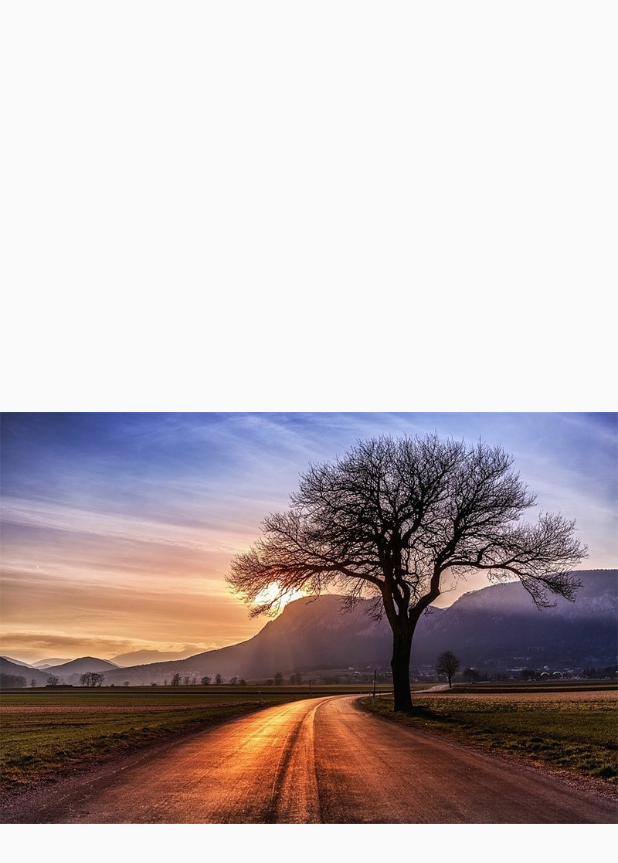
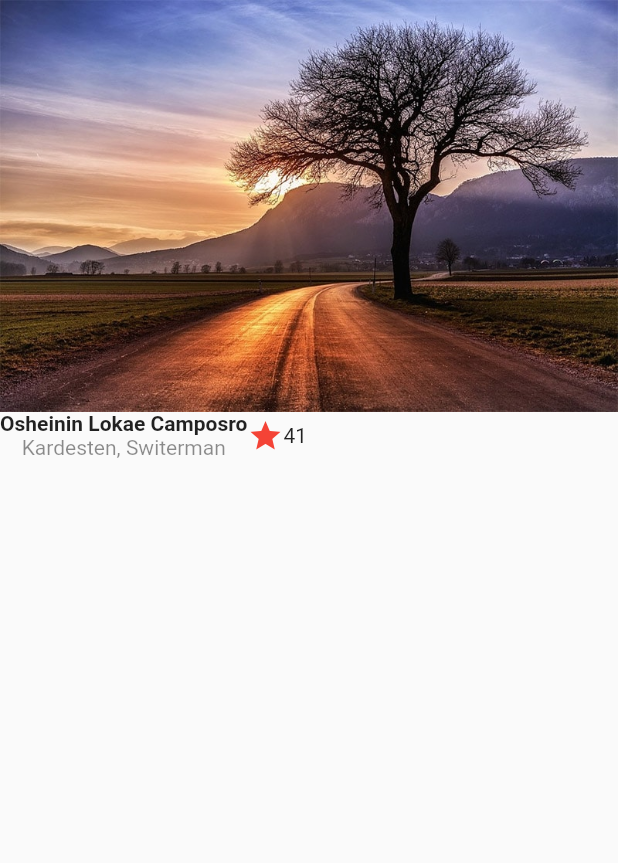
Before and after one commit to Viqui-Alaro/Flutter_disenos, a Flutter app: the screen it shows after launch, on a phone screen of 412 x 824 dp. Shown: the top 863 px of the screen. Run offline on Flutter 3.47's test engine with Material 2 defaults, Android fonts, the phone set to English and light mode, and no system bars.

Commit message:
creacion de imagnes y asi como tambien se dio inicio al armado del titulo

```diff
--- a/lib/screens/basic_design.dart
+++ b/lib/screens/basic_design.dart
@@ -6,9 +6,38 @@ class BasicDesignScreen extends StatelessWidget {
   @override
   Widget build(BuildContext context) {
     return Scaffold(
-      body: Center(
-        child: Image(image: AssetImage('assets/landscape.jpg'))
-     ),
+
+      body: Column(
+        children: [
+          Image(image: AssetImage('assets/landscape.jpg')),
+
+          //Titulo
+          Title()
+        ],
+      ),
    );
   }
 }
+
+class Title extends StatelessWidget {
+  const Title({
+    Key? key,
+  }) : super(key: key);
+
+  @override
+  Widget build(BuildContext context) {
+    return Row(
+      children: [
+        Column(
+          children: [
+            Text('Osheinin Lokae Camposro', style: TextStyle(fontWeight: FontWeight.bold),),
+            Text('Kardesten, Switerman',style: TextStyle(color: Colors.black45)),
+          ],
+        ),
+
+        Icon(Icons.star,color: Colors.red,),
+        Text('41')
+      ],
+    );
+  }
+}
```
